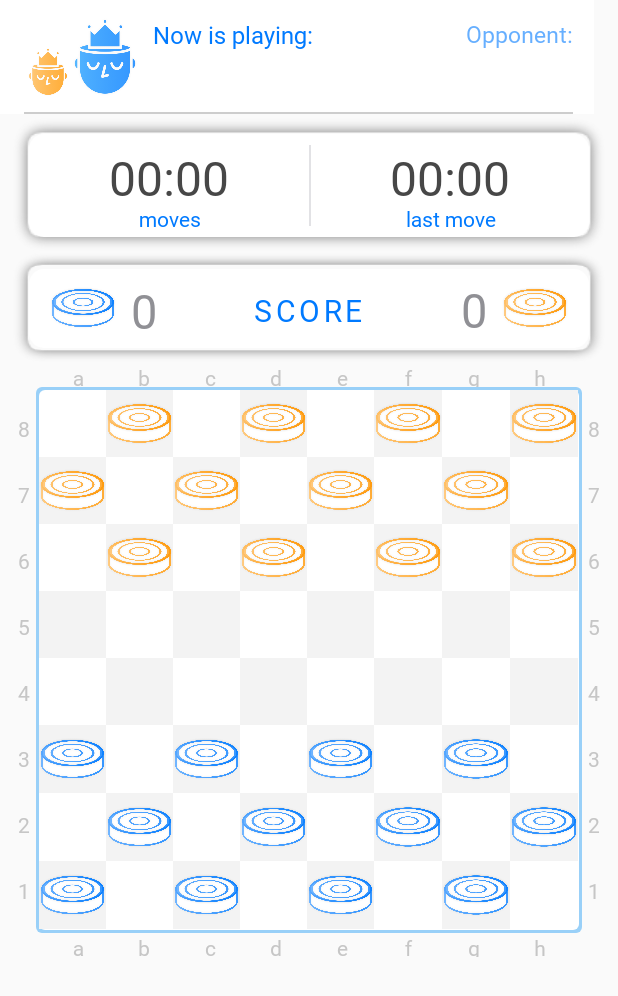
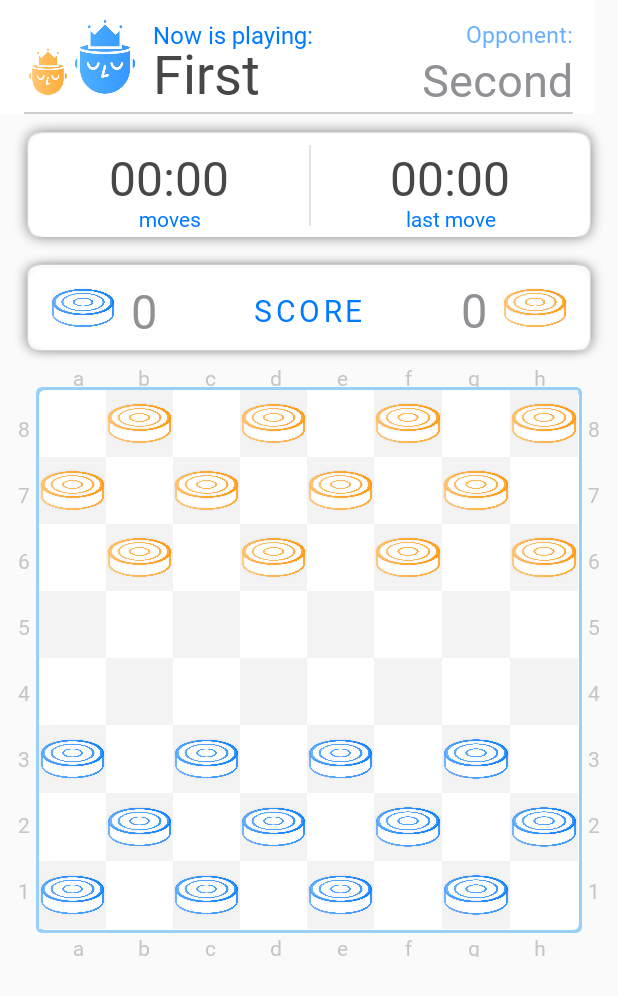
Before and after one commit to marlockd/CheckersApp, an Android app: the GameActivity screen opened directly, with no data from a screen before it, on a phone screen of 412 x 824 dp. Shown: the top 996 px of the screen. Run offline under Robolectric (Android 15) with nearby library versions, the phone set to English and light mode, and no system bars.

Commit message:
doned some code

```diff
--- a/app/src/main/java/ru/spbstu/checkersapp/GameActivity.kt
+++ b/app/src/main/java/ru/spbstu/checkersapp/GameActivity.kt
@@ -1,86 +1,57 @@
 package ru.spbstu.checkersapp
 
+import android.os.Bundle
 import android.support.v7.app.AppCompatActivity
-import android.os.Bundle
-import android.view.View
+import android.widget.FrameLayout
+import android.widget.ImageView
 import kotlinx.android.synthetic.main.counter_score_names.*
+import kotlinx.android.synthetic.main.counter_time_moves.*
+import kotlinx.android.synthetic.main.game_grid.*
 import kotlinx.android.synthetic.main.toolbar.*
-import kotlinx.android.synthetic.main.game_grid.*
-import kotlinx.android.synthetic.main.counter_time_moves.*
-import android.widget.*
 import ru.spbstu.checkersapp.data.Cell
 import ru.spbstu.checkersapp.data.Figure
 import ru.spbstu.checkersapp.data.Grid
 import ru.spbstu.checkersapp.data.GridCells
+import ru.spbstu.checkersapp.logic.Env
 import ru.spbstu.checkersapp.logic.Init
 import ru.spbstu.checkersapp.logic.TouchHandler
-import java.lang.IllegalArgumentException
 
 
 class GameActivity : AppCompatActivity() {
 
     // Environment variables
     private val gridCells = GridCells(mutableMapOf())
-    private val init = Init(1,
-            "First",  "Second",    // Player names
-            0, 0,                // Scores
-            1)
+    private val init = Init(1, "First",  "Second",
+            false, 0, 0, mutableListOf())
 
-    fun cellById(id: String): FrameLayout {
-        if (id !in Grid().gameCells) throw IllegalArgumentException()
-        val cellId= resources.getIdentifier("grid_cell_$id", "id", packageName)
-        return findViewById(cellId)
-    }
+    fun cellById(id: String): FrameLayout = findViewById(resources.getIdentifier(
+            "grid_cell_$id", "id", packageName)) ?: throw IllegalArgumentException()
 
     override fun onCreate(savedInstanceState: Bundle?) {
         super.onCreate(savedInstanceState)
         setContentView(R.layout.activity_game)
 
-        init.setNames(intent)
+    val env = Env(toolbar_default, tb_label, tb_label_hidden, toolbar_labels_versus, tb_action,
+        tb_action_hidden, game_counter_first, counter_top_time, counter_top_moves, counter_top_moves_count,
+        game_counter_second, counter_score_player1, counter_score_player2, game_grid, resources.displayMetrics)
 
-        tb_label.text = init.firstPlayer
-        tb_label_hidden.text = init.secondPlayer
+        env.initAll(init, getString(R.string.playing_now))
 
-        counter_score_player1.text = init.scoreFirst.toString()
-        counter_score_player2.text = init.scoreSecond.toString()
-
-        /** Setting actual toolbar and counter labels */
-        tb_action.text = getString(R.string.playing_now).toString()
-        toolbar_labels_versus.visibility = View.VISIBLE
-
-        fun changePlayer() {
-            val second = tb_label_hidden.text
-            tb_label_hidden.text = tb_label.text
-            tb_label.text = second
-        }
-
-        toolbar_default.layoutParams.width = init.normalWidth(resources)
-        game_counter_first.layoutParams.width = init.normalWidth(resources)
-        game_counter_second.layoutParams.width = init.normalWidth(resources)
-        game_grid.layoutParams.width = init.normalWidth(resources)
-        game_grid.layoutParams.height = init.normalWidth(resources)
-
-        for (i in 0 until Grid().gameCells.size) when (i) {
-            in 0..11 -> gridCells.cells[Grid().gameCells[i]] = Pair(Cell(cellById(Grid().gameCells[i]), "default", "00"), Figure(2,
-                    false, Grid().gameCells[i], ImageView(this)).setID().setState(Pair("default", 2)))
-
-            in 12..19 -> gridCells.cells[Grid().gameCells[i]] = Pair(Cell(cellById(Grid().gameCells[i]), "default", "00"), Figure(0,
-                    false, Grid().gameCells[i], ImageView(this)).setID().setState(Pair("invisible", 0)))
-
-            in 20..31 -> gridCells.cells[Grid().gameCells[i]] = Pair(Cell(cellById(Grid().gameCells[i]), "default", "00"), Figure(1,
-                    false, Grid().gameCells[i], ImageView(this)).setID().setState(Pair("default", 1)))
-        }
+    for (i in 0 until Grid().gameCells.size) when (i) {
+        in 0..11 -> gridCells.cells[Grid().gameCells[i]] = Pair(Cell(cellById(Grid().gameCells[i]), "default", "00"),
+                Figure(2, false, Grid().gameCells[i], ImageView(this)).setID().setState(Pair("default", 2)))
+        in 12..19 -> gridCells.cells[Grid().gameCells[i]] = Pair(Cell(cellById(Grid().gameCells[i]), "default", "00"),
+                Figure(0, false, Grid().gameCells[i], ImageView(this)).setID().setState(Pair("invisible", 0)))
+        in 20..31 -> gridCells.cells[Grid().gameCells[i]] = Pair(Cell(cellById(Grid().gameCells[i]), "default", "00"),
+                Figure(1, false, Grid().gameCells[i], ImageView(this)).setID().setState(Pair("default", 1)))
+    }
         gridCells.initTable()
 
-            grid_cells.setOnTouchListener { view, motion ->
-
-                TouchHandler(gridCells, init).touchActivityHover(TouchHandler(gridCells, init).handleTouch(
-                            motion, init.cellWidth(resources)))
-                init.changeTurn()
-
-                true
-            }
+        grid_cells.setOnTouchListener { view, motion ->
+            TouchHandler(gridCells, init, env).touchActivityHover(TouchHandler(gridCells, init, env).handleTouch(motion, env.cellWidth))
+            true
         }
+    }
 
 
 }
--- a/app/src/main/java/ru/spbstu/checkersapp/data/FiguresBlue.kt
+++ /dev/null
@@ -1,4 +0,0 @@
-package ru.spbstu.checkersapp.data
-
-class FiguresBlue {
-}
--- a/app/src/main/java/ru/spbstu/checkersapp/data/Grid.kt
+++ b/app/src/main/java/ru/spbstu/checkersapp/data/Grid.kt
@@ -74,7 +74,7 @@ class Grid {
     7.     EPSILON     ->  { (h2; g3; f4; e5; d6; c7; b8), (g1; f2; e3; d4; c5; b6; a7) }
      */
 
-    val verticals = mapOf(
+    private val verticals = mapOf(
             "OMEGA" to Pair(listOf("a7", "b8"),
                     listOf("g1", "h2")),
             "GAMMA" to Pair(listOf("a5", "b6", "c7", "d8"),
--- /dev/null
+++ b/app/src/main/java/ru/spbstu/checkersapp/logic/Env.kt
@@ -0,0 +1,51 @@
+package ru.spbstu.checkersapp.logic
+
+import android.support.constraint.ConstraintLayout
+import android.support.v7.widget.Toolbar
+import android.util.DisplayMetrics
+import android.view.View
+import android.widget.LinearLayout
+import android.widget.TextView
+
+data class Env(val toolbar: Toolbar, val tbPlayer1: TextView, val tbPlayer2: TextView, val tbVersus: ConstraintLayout,
+          val tbAction1: TextView, val tbAction2: TextView, val counterTop: LinearLayout,
+          val counterTime: TextView, val counterMoves: TextView, val movesCount: TextView, val counterScore: LinearLayout,
+          val scoreFirst: TextView, val scoreSecond: TextView, val gameGrid: ConstraintLayout, val res: DisplayMetrics) {
+
+    val cellWidth = ((374 * res.density) / 8).toInt()
+    private fun normalWidth(percent: Double): Int = res.widthPixels - (res.widthPixels * percent).toInt()
+
+    private fun setWidth(width: Int) {
+        toolbar.layoutParams.width = width
+        counterTop.layoutParams.width = width
+        counterScore.layoutParams.width = width
+        gameGrid.layoutParams.width = width
+        gameGrid.layoutParams.height = width
+    }
+
+    fun updateScores(init: Init) {
+        scoreFirst.text = init.scoreFirst.toString()
+        scoreSecond.text = init.scoreSecond.toString()
+    }
+
+    fun updateMoves(init: Init) {
+        counterMoves.text = init.movesList.last().second
+        movesCount.text = buildString { append(init.movesList.size).append(" ").append("moves") }
+    }
+
+    fun initAll(init: Init, actual: String) {
+        setWidth(normalWidth(0.04))
+        tbAction1.text = actual
+        tbVersus.visibility = View.VISIBLE
+        tbPlayer1.text = init.firstPlayer
+        tbPlayer2.text = init.secondPlayer
+        updateScores(init)
+    }
+
+    fun tbChangePlayer() {
+        val second = tbPlayer2.text
+        tbPlayer2.text = tbPlayer1.text
+        tbPlayer1.text = second
+    }
+
+}
--- a/app/src/main/res/layout/counter_time_moves.xml
+++ b/app/src/main/res/layout/counter_time_moves.xml
@@ -36,6 +36,7 @@
             android:text="00:00" />
 
         <TextView
+            android:id="@+id/counter_top_moves_count"
             android:layout_width="match_parent"
             android:layout_height="wrap_content"
             android:gravity="center|top"
```
Also changed, not shown: app/src/main/java/ru/spbstu/checkersapp/data/GridCells.kt (+38 -21 lines), app/src/main/java/ru/spbstu/checkersapp/data/Touch.kt (deleted, +0 -21 lines), app/src/main/java/ru/spbstu/checkersapp/logic/Init.kt (+12 -15 lines), app/src/main/java/ru/spbstu/checkersapp/logic/Move.kt (+33 -17 lines), app/src/main/java/ru/spbstu/checkersapp/logic/TouchHandler.kt (+34 -56 lines), 1 other file.
